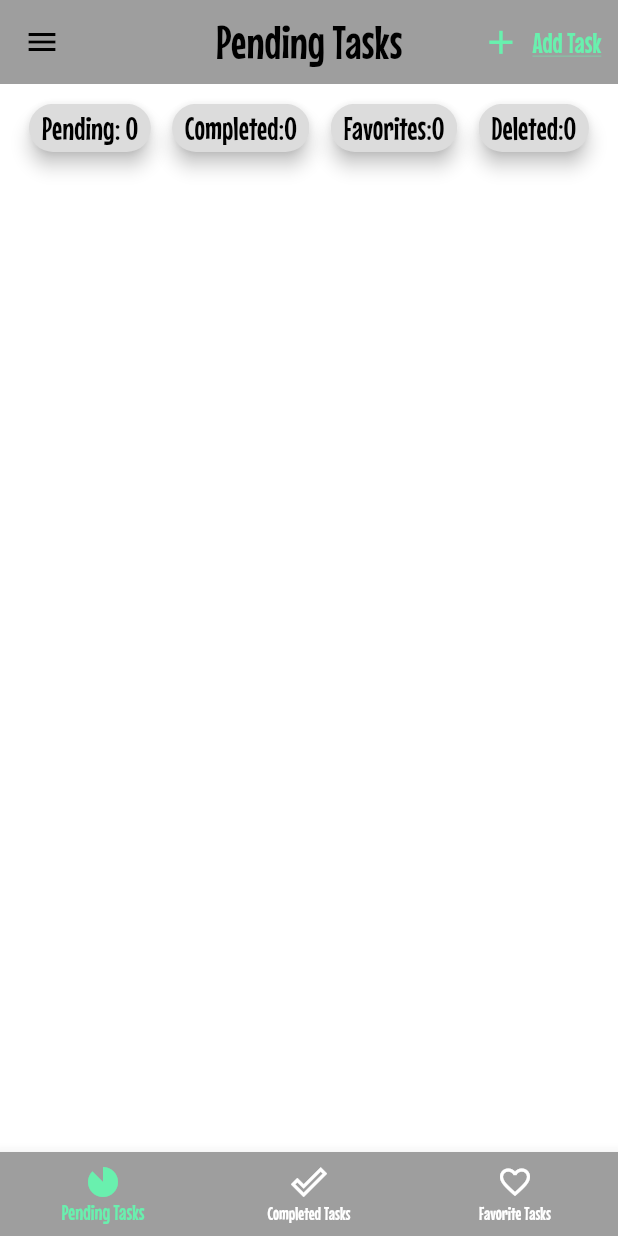
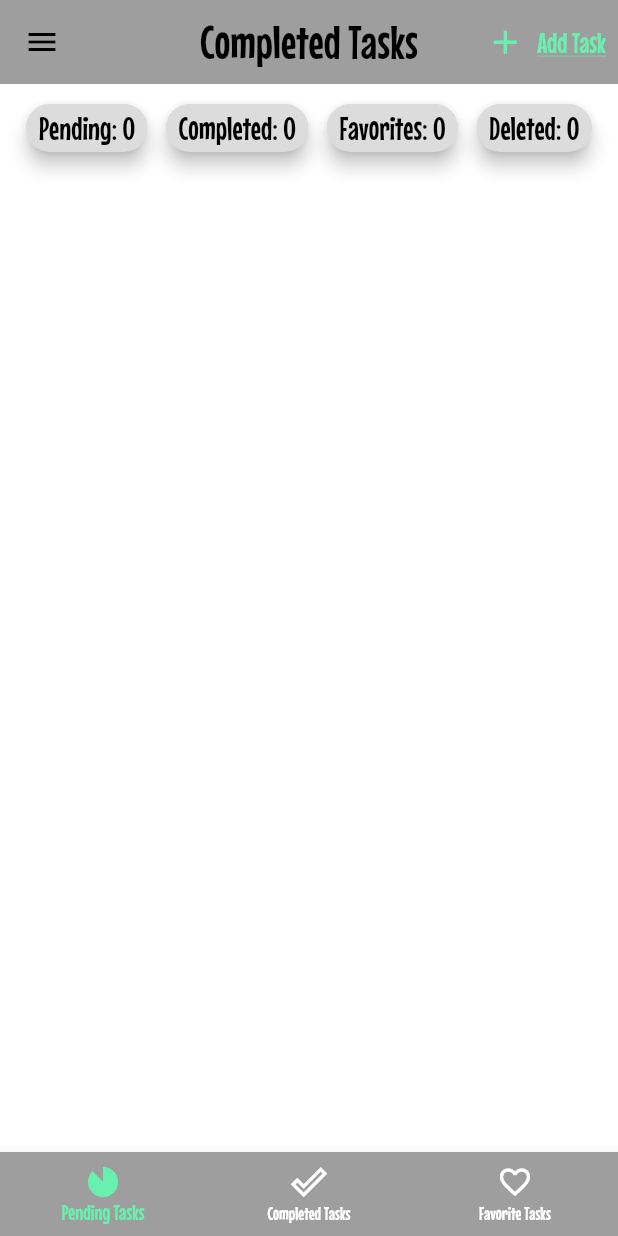
Before and after one commit to Mohamzeem/ToDo_App, a Flutter app: the screen it shows after launch, in the side drawer, after a tap on "My Tasks", on a phone screen of 412 x 824 dp. Run offline on Flutter 3.47's test engine with Material 2 defaults, Android fonts, the phone set to English and light mode, and no system bars; our stand-ins replace equatable, flutter_bloc, flutter_screenutil, get_it, hydrated_bloc.

Commit message:
add localization with mobile

```diff
--- a/lib/app_page.dart
+++ b/lib/app_page.dart
@@ -1,10 +1,12 @@
 import 'package:flutter/material.dart';
 import 'package:flutter_bloc/flutter_bloc.dart';
+import 'package:flutter_localizations/flutter_localizations.dart';
 import 'package:flutter_screenutil/flutter_screenutil.dart';
 import 'blocs/switch_bloc/switch_bloc.dart';
 import 'blocs/task_bloc/task_bloc.dart';
 import 'services/app_routes.dart';
 import 'services/app_theme.dart';
+import 'services/localizations.dart';
 import 'view/task/screens/tabs_page.dart';
 
 class MyApp extends StatelessWidget {
@@ -25,6 +27,22 @@ class MyApp extends StatelessWidget {
             BlocBuilder<SwitchBloc, SwitchState>(
           builder: (context, state) {
             return MaterialApp(
+              supportedLocales: const [Locale('en'), Locale('ar')],
+              localizationsDelegates: const [
+                AppLocalizations.delegate,
+                GlobalCupertinoLocalizations.delegate,
+                GlobalWidgetsLocalizations.delegate,
+                GlobalMaterialLocalizations.delegate
+              ],
+              localeResolutionCallback: (locales, supportedLocales) {
+                for (var locale in supportedLocales) {
+                  if (locales != null &&
+                      locales.languageCode == locale.languageCode) {
+                    return locales;
+                  }
+                }
+                return supportedLocales.first;
+              },
               debugShowCheckedModeBanner: false,
               title: 'ToDo',
               onGenerateRoute: AppRoutes().onGenerateRoute,
--- /dev/null
+++ b/lib/services/localizations.dart
@@ -0,0 +1,53 @@
+// ignore_for_file: public_member_api_docs, sort_constructors_first
+import 'dart:convert';
+import 'package:flutter/material.dart';
+import 'package:flutter/services.dart';
+
+class AppLocalizations {
+  final Locale? locale;
+  AppLocalizations({
+    required this.locale,
+  });
+
+  static AppLocalizations? of(BuildContext context) {
+    return Localizations.of<AppLocalizations>(context, AppLocalizations);
+  }
+
+  static const LocalizationsDelegate<AppLocalizations> delegate =
+      _AppLocalizationsDelegate();
+
+  late Map<String, String> _localizedStrings;
+  Future loadJsonLanguage() async {
+    String jsonString =
+        await rootBundle.loadString('assets/lang/${locale!.languageCode}.json');
+    Map<String, dynamic> jsonMap = json.decode(jsonString);
+    _localizedStrings =
+        jsonMap.map((key, value) => MapEntry(key, value.toString()));
+  }
+
+  String translate(String key) => _localizedStrings[key] ?? '';
+}
+
+class _AppLocalizationsDelegate
+    extends LocalizationsDelegate<AppLocalizations> {
+  const _AppLocalizationsDelegate();
+  @override
+  bool isSupported(Locale locale) => ['en', 'ar'].contains(locale.languageCode);
+
+  @override
+  Future<AppLocalizations> load(Locale locale) async {
+    AppLocalizations localizations = AppLocalizations(locale: locale);
+    await localizations.loadJsonLanguage();
+    return localizations;
+  }
+
+  @override
+  bool shouldReload(covariant LocalizationsDelegate<AppLocalizations> old) =>
+      false;
+}
+
+extension TranslateX on String {
+  String tr(BuildContext context) {
+    return AppLocalizations.of(context)!.translate(this);
+  }
+}
--- a/lib/view/drawer/drawer_view.dart
+++ b/lib/view/drawer/drawer_view.dart
@@ -1,6 +1,7 @@
 // ignore_for_file: public_member_api_docs, sort_constructors_first
 import 'package:flutter/material.dart';
 import 'package:flutter_bloc/flutter_bloc.dart';
+import 'package:todo_app/services/localizations.dart';
 import 'package:todo_app/view/drawer/drawer_widets/drawer_list_tile.dart';
 import 'package:todo_app/view/task/screens/tabs_page.dart';
 import '../../blocs/switch_bloc/switch_bloc.dart';
@@ -22,7 +23,7 @@ class MyDrawer extends StatelessWidget {
               height: MediaQuery.of(context).size.height * 0.06,
               child: Center(
                 child: Text(
-                  'Tasks Navigator',
+                  'tasks_navigator'.tr(context),
                   style: Theme.of(context).textTheme.titleLarge,
                 ),
               ),
@@ -33,9 +34,9 @@ class MyDrawer extends StatelessWidget {
                   onTap: () =>
                       Navigator.of(context).pushReplacementNamed(TabsPage.id),
                   iconData: Icons.folder_copy_outlined,
-                  title: 'My Tasks',
+                  title: 'my_tasks'.tr(context),
                   trailing:
-                      '${state.pendingTasks.length} / ${state.completedTasks.length}',
+                      '${state.pendingTasks.length} / ${state.completedTasks.length}    ',
                 );
               },
             ),
@@ -45,8 +46,8 @@ class MyDrawer extends StatelessWidget {
                   onTap: () => Navigator.of(context)
                       .pushReplacementNamed(BinRecyclePage.id),
                   iconData: Icons.delete_outline_outlined,
-                  title: 'Bin Recycle',
-                  trailing: '${state.removedTasks.length}   ',
+                  title: 'bin_recycle'.tr(context),
+                  trailing: '${state.removedTasks.length}       ',
                 );
               },
             ),
@@ -55,7 +56,7 @@ class MyDrawer extends StatelessWidget {
                 Icons.sunny,
               ),
               title: Text(
-                'Change Theme',
+                'change_theme'.tr(context),
                 style: Theme.of(context).textTheme.titleMedium,
               ),
               trailing: BlocBuilder<SwitchBloc, SwitchState>(
--- a/lib/view/task/screens/completed_tasks_page.dart
+++ b/lib/view/task/screens/completed_tasks_page.dart
@@ -3,6 +3,7 @@ import 'package:flutter/services.dart';
 import 'package:flutter_bloc/flutter_bloc.dart';
 import 'package:flutter_screenutil/flutter_screenutil.dart';
 import 'package:todo_app/models/task_model.dart';
+import 'package:todo_app/services/localizations.dart';
 import '../../../../blocs/task_bloc/task_bloc.dart';
 import '../task_widgets/chip_text.dart';
 import '../task_widgets/task_list.dart';
@@ -22,7 +23,7 @@ class CompletedTasksPage extends StatelessWidget {
             padding: EdgeInsets.symmetric(vertical: 5.h, horizontal: 5.w),
             child: Column(
               children: [
-                ChipText(text: 'Tasks:${tasksList.length}'),
+                ChipText(text: '${'tasks'.tr(context)}: ${tasksList.length}'),
                 TaskList(tasksList: tasksList),
               ],
             ),
--- a/lib/view/task/screens/favorite_tasks_page.dart
+++ b/lib/view/task/screens/favorite_tasks_page.dart
@@ -3,6 +3,7 @@ import 'package:flutter/services.dart';
 import 'package:flutter_bloc/flutter_bloc.dart';
 import 'package:flutter_screenutil/flutter_screenutil.dart';
 import 'package:todo_app/models/task_model.dart';
+import 'package:todo_app/services/localizations.dart';
 import '../../../../blocs/task_bloc/task_bloc.dart';
 import '../task_widgets/chip_text.dart';
 import '../task_widgets/task_list.dart';
@@ -22,7 +23,9 @@ class FavoriteTasksPage extends StatelessWidget {
             padding: EdgeInsets.symmetric(vertical: 5.h, horizontal: 5.w),
             child: Column(
               children: [
-                ChipText(text: 'Tasks:${state.favoriteTasks.length}'),
+                ChipText(
+                    text:
+                        '${'tasks'.tr(context)}: ${state.favoriteTasks.length}'),
                 TaskList(tasksList: tasksList),
               ],
             ),
--- a/lib/view/task/screens/pending_tasks_page.dart
+++ b/lib/view/task/screens/pending_tasks_page.dart
@@ -3,6 +3,7 @@ import 'package:flutter/services.dart';
 import 'package:flutter_bloc/flutter_bloc.dart';
 import 'package:flutter_screenutil/flutter_screenutil.dart';
 import 'package:todo_app/models/task_model.dart';
+import 'package:todo_app/services/localizations.dart';
 import '../../../blocs/task_bloc/task_bloc.dart';
 import '../task_widgets/chip_text.dart';
 import '../task_widgets/task_list.dart';
@@ -25,10 +26,17 @@ class PendingTasksPage extends StatelessWidget {
                 Row(
                   mainAxisAlignment: MainAxisAlignment.spaceEvenly,
                   children: [
-                    ChipText(text: 'Pending: ${tasksList.length}'),
-                    ChipText(text: 'Completed:${state.completedTasks.length}'),
-                    ChipText(text: 'Favorites:${state.favoriteTasks.length}'),
-                    ChipText(text: 'Deleted:${state.removedTasks.length}'),
+                    ChipText(
+                        text: '${'pending'.tr(context)}: ${tasksList.length}'),
+                    ChipText(
+                        text:
+                            '${'completed'.tr(context)}: ${state.completedTasks.length}'),
+                    ChipText(
+                        text:
+                            '${'favorites'.tr(context)}: ${state.favoriteTasks.length}'),
+                    ChipText(
+                        text:
+                            '${'deleted'.tr(context)}: ${state.removedTasks.length}'),
                   ],
                 ),
                 TaskList(tasksList: tasksList),
--- a/lib/view/task/screens/tabs_page.dart
+++ b/lib/view/task/screens/tabs_page.dart
@@ -1,6 +1,7 @@
 import 'package:flutter/material.dart';
 import 'package:flutter/services.dart';
 import 'package:flutter_screenutil/flutter_screenutil.dart';
+import 'package:todo_app/services/localizations.dart';
 import 'package:todo_app/view/task/screens/completed_tasks_page.dart';
 import 'package:todo_app/view/drawer/drawer_view.dart';
 import 'package:todo_app/view/task/screens/favorite_tasks_page.dart';
@@ -17,7 +18,7 @@ class TabsPage extends StatefulWidget {
 
 class _TabsPageState extends State<TabsPage> {
   final List<Map<String, dynamic>> pagesList = [
-    {'pageName': const PendingTasksPage(), 'pageTitle': 'Pending Tasks'},
+    {'pageName': const PendingTasksPage(), 'pageTitle': 'Completed Tasks'},
     {'pageName': const CompletedTasksPage(), 'pageTitle': 'Completed Tasks'},
     {'pageName': const FavoriteTasksPage(), 'pageTitle': 'Favorite Tasks'},
   ];
@@ -50,7 +51,7 @@ class _TabsPageState extends State<TabsPage> {
                     size: 25.r,
                   ),
                   label: Text(
-                    'Add Task ',
+                    'add'.tr(context),
                     style: Theme.of(context).textTheme.displayMedium,
                   ))
               : Container()
@@ -64,14 +65,16 @@ class _TabsPageState extends State<TabsPage> {
             selectedPageIndex = value;
           });
         },
-        items: const [
+        items: [
           BottomNavigationBarItem(
-              label: 'Pending Tasks',
-              icon: Icon(Icons.incomplete_circle_outlined)),
+              label: 'pending_tasks'.tr(context),
+              icon: const Icon(Icons.incomplete_circle_outlined)),
           BottomNavigationBarItem(
-              label: 'Completed Tasks', icon: Icon(Icons.done_outline)),
+              label: 'completed_tasks'.tr(context),
+              icon: const Icon(Icons.done_outline)),
           BottomNavigationBarItem(
-              label: 'Favorite Tasks', icon: Icon(Icons.favorite_outline)),
+              label: 'favorite_tasks'.tr(context),
+              icon: const Icon(Icons.favorite_outline)),
         ],
       );
 
--- a/pubspec.yaml
+++ b/pubspec.yaml
@@ -40,8 +40,10 @@ dependencies:
   flutter_screenutil: ^5.7.0
   hydrated_bloc: ^9.1.0
   path_provider: ^2.0.14
-  intl: ^0.18.0
+  intl: any
   flutter_launcher_icons: ^0.12.0
+  flutter_localizations:
+    sdk: flutter
 
 dev_dependencies:
   flutter_test:
@@ -72,6 +74,7 @@ flutter:
   # To add assets to your application, add an assets section, like this:
   assets:
     - assets/images/app1.png
+    - assets/lang/
 
   # An image asset can refer to one or more resolution-specific "variants", see
   # https://flutter.dev/assets-and-images/#resolution-aware
```
Also changed, not shown: assets/lang/ar.json (added, +37 -0 lines), assets/lang/en.json (added, +37 -0 lines), lib/view/bin_recycle/bin_recycle_page.dart (+24 -9 lines), lib/view/task/task_widgets/add_task.dart (+10 -7 lines), lib/view/task/task_widgets/edit_task.dart (+10 -7 lines), lib/view/task/task_widgets/popup_button.dart (+49 -29 lines), lib/view/task/task_widgets/task_tile.dart (+11 -10 lines), pubspec.lock.
